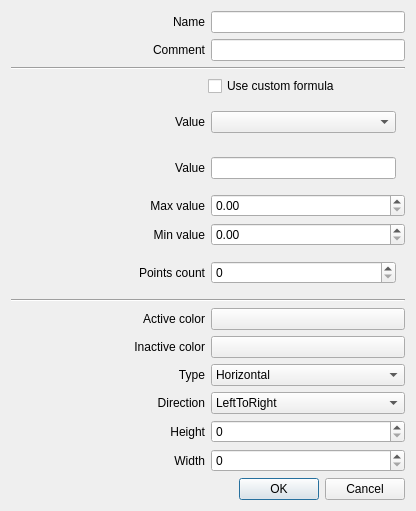
Above: sources/awesomewidgets/graphicalitem.ui from arcan1s/awesome-widgets before the change. Below: the same form after it.
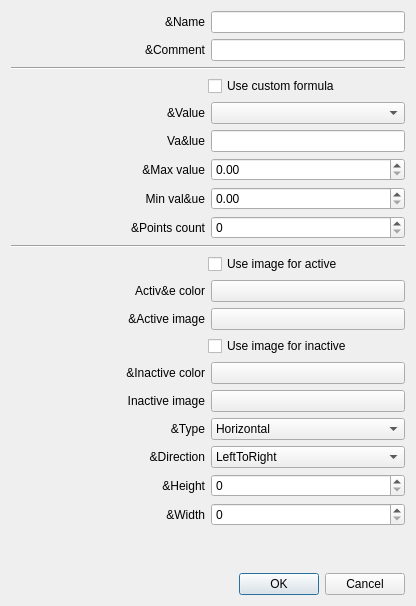
That is the form after the change.

Commit message: Start work on adding ability to use custom image for bars instead of color

Patch:
```diff
--- a/sources/awesomewidgets/graphicalitem.ui
+++ b/sources/awesomewidgets/graphicalitem.ui
@@ -7,7 +7,7 @@
     <x>0</x>
     <y>0</y>
     <width>416</width>
-    <height>481</height>
+    <height>606</height>
    </rect>
   </property>
   <property name="windowTitle">
@@ -25,7 +25,7 @@
         </sizepolicy>
        </property>
        <property name="text">
-        <string>Name</string>
+        <string>&amp;Name</string>
        </property>
        <property name="alignment">
         <set>Qt::AlignRight|Qt::AlignTrailing|Qt::AlignVCenter</set>
@@ -48,7 +48,7 @@
         </sizepolicy>
        </property>
        <property name="text">
-        <string>Comment</string>
+        <string>&amp;Comment</string>
        </property>
        <property name="alignment">
         <set>Qt::AlignRight|Qt::AlignTrailing|Qt::AlignVCenter</set>
@@ -100,10 +100,22 @@
    <item>
     <widget class="QWidget" name="widget_value" native="true">
      <layout class="QHBoxLayout" name="layout_value">
+      <property name="leftMargin">
+       <number>0</number>
+      </property>
+      <property name="topMargin">
+       <number>0</number>
+      </property>
+      <property name="rightMargin">
+       <number>0</number>
+      </property>
+      <property name="bottomMargin">
+       <number>0</number>
+      </property>
       <item>
        <widget class="QLabel" name="label_value">
         <property name="text">
-         <string>Value</string>
+         <string>&amp;Value</string>
         </property>
         <property name="alignment">
          <set>Qt::AlignRight|Qt::AlignTrailing|Qt::AlignVCenter</set>
@@ -123,6 +135,18 @@
    <item>
     <widget class="QWidget" name="widget_customValue" native="true">
      <layout class="QHBoxLayout" name="layout_customValue">
+      <property name="leftMargin">
+       <number>0</number>
+      </property>
+      <property name="topMargin">
+       <number>0</number>
+      </property>
+      <property name="rightMargin">
+       <number>0</number>
+      </property>
+      <property name="bottomMargin">
+       <number>0</number>
+      </property>
       <item>
        <widget class="QLabel" name="label_customValue">
         <property name="sizePolicy">
@@ -132,7 +156,7 @@
          </sizepolicy>
         </property>
         <property name="text">
-         <string>Value</string>
+         <string>Va&amp;lue</string>
         </property>
         <property name="alignment">
          <set>Qt::AlignRight|Qt::AlignTrailing|Qt::AlignVCenter</set>
@@ -150,7 +174,7 @@
      <item>
       <widget class="QLabel" name="label_max">
        <property name="text">
-        <string>Max value</string>
+        <string>&amp;Max value</string>
        </property>
        <property name="alignment">
         <set>Qt::AlignRight|Qt::AlignTrailing|Qt::AlignVCenter</set>
@@ -171,7 +195,7 @@
      <item>
       <widget class="QLabel" name="label_min">
        <property name="text">
-        <string>Min value</string>
+        <string>Min val&amp;ue</string>
        </property>
        <property name="alignment">
         <set>Qt::AlignRight|Qt::AlignTrailing|Qt::AlignVCenter</set>
@@ -190,10 +214,22 @@
    <item>
     <widget class="QWidget" name="widget_count" native="true">
      <layout class="QHBoxLayout" name="layout_count">
+      <property name="leftMargin">
+       <number>0</number>
+      </property>
+      <property name="topMargin">
+       <number>0</number>
+      </property>
+      <property name="rightMargin">
+       <number>0</number>
+      </property>
+      <property name="bottomMargin">
+       <number>0</number>
+      </property>
       <item>
        <widget class="QLabel" name="label_count">
         <property name="text">
-         <string>Points count</string>
+         <string>&amp;Points count</string>
         </property>
         <property name="alignment">
          <set>Qt::AlignRight|Qt::AlignTrailing|Qt::AlignVCenter</set>
@@ -221,53 +257,211 @@
     </widget>
    </item>
    <item>
-    <layout class="QHBoxLayout" name="layout_activeColor">
+    <layout class="QHBoxLayout" name="layout_activeCheck">
      <item>
-      <widget class="QLabel" name="label_activeColor">
-       <property name="text">
-        <string>Active color</string>
+      <spacer name="spacer_activeCheck">
+       <property name="orientation">
+        <enum>Qt::Horizontal</enum>
        </property>
-       <property name="alignment">
-        <set>Qt::AlignRight|Qt::AlignTrailing|Qt::AlignVCenter</set>
+       <property name="sizeHint" stdset="0">
+        <size>
+         <width>40</width>
+         <height>20</height>
+        </size>
        </property>
-      </widget>
+      </spacer>
      </item>
      <item>
-      <widget class="QPushButton" name="pushButton_activeColor">
+      <widget class="QCheckBox" name="checkBox_activeCheck">
+       <property name="sizePolicy">
+        <sizepolicy hsizetype="Expanding" vsizetype="Fixed">
+         <horstretch>0</horstretch>
+         <verstretch>0</verstretch>
+        </sizepolicy>
+       </property>
        <property name="text">
-        <string notr="true"/>
+        <string>Use image for active</string>
        </property>
       </widget>
      </item>
     </layout>
    </item>
    <item>
-    <layout class="QHBoxLayout" name="layout_inactiveColor">
+    <widget class="QWidget" name="widget_activeColor" native="true">
+     <layout class="QHBoxLayout" name="layout_activeColor">
+      <property name="leftMargin">
+       <number>0</number>
+      </property>
+      <property name="topMargin">
+       <number>0</number>
+      </property>
+      <property name="rightMargin">
+       <number>0</number>
+      </property>
+      <property name="bottomMargin">
+       <number>0</number>
+      </property>
+      <item>
+       <widget class="QLabel" name="label_activeColor">
+        <property name="text">
+         <string>Activ&amp;e color</string>
+        </property>
+        <property name="alignment">
+         <set>Qt::AlignRight|Qt::AlignTrailing|Qt::AlignVCenter</set>
+        </property>
+       </widget>
+      </item>
+      <item>
+       <widget class="QPushButton" name="pushButton_activeColor">
+        <property name="text">
+         <string notr="true"/>
+        </property>
+       </widget>
+      </item>
+     </layout>
+    </widget>
+   </item>
+   <item>
+    <widget class="QWidget" name="widget_activeImage" native="true">
+     <layout class="QHBoxLayout" name="layout_activeImage">
+      <property name="leftMargin">
+       <number>0</number>
+      </property>
+      <property name="topMargin">
+       <number>0</number>
+      </property>
+      <property name="rightMargin">
+       <number>0</number>
+      </property>
+      <property name="bottomMargin">
+       <number>0</number>
+      </property>
+      <item>
+       <widget class="QLabel" name="label_activeImage">
+        <property name="text">
+         <string>&amp;Active image</string>
+        </property>
+        <property name="alignment">
+         <set>Qt::AlignRight|Qt::AlignTrailing|Qt::AlignVCenter</set>
+        </property>
+       </widget>
+      </item>
+      <item>
+       <widget class="QPushButton" name="pushButton_activeImage">
+        <property name="text">
+         <string notr="true"/>
+        </property>
+       </widget>
+      </item>
+     </layout>
+    </widget>
+   </item>
+   <item>
+    <layout class="QHBoxLayout" name="layout_inactiveCheck">
      <item>
-      <widget class="QLabel" name="label_inactiveColor">
-       <property name="text">
-        <string>Inactive color</string>
+      <spacer name="spacer_inactiveCheck">
+       <property name="orientation">
+        <enum>Qt::Horizontal</enum>
        </property>
-       <property name="alignment">
-        <set>Qt::AlignRight|Qt::AlignTrailing|Qt::AlignVCenter</set>
+       <property name="sizeHint" stdset="0">
+        <size>
+         <width>40</width>
+         <height>20</height>
+        </size>
        </property>
-      </widget>
+      </spacer>
      </item>
      <item>
-      <widget class="QPushButton" name="pushButton_inactiveColor">
+      <widget class="QCheckBox" name="checkBox_inactiveCheck">
+       <property name="sizePolicy">
+        <sizepolicy hsizetype="Expanding" vsizetype="Fixed">
+         <horstretch>0</horstretch>
+         <verstretch>0</verstretch>
+        </sizepolicy>
+       </property>
        <property name="text">
-        <string notr="true"/>
+        <string>Use image for inactive</string>
        </property>
       </widget>
      </item>
     </layout>
    </item>
+   <item>
+    <widget class="QWidget" name="widget_inactiveColor" native="true">
+     <layout class="QHBoxLayout" name="layout_inactiveColor">
+      <property name="leftMargin">
+       <number>0</number>
+      </property>
+      <property name="topMargin">
+       <number>0</number>
+      </property>
+      <property name="rightMargin">
+       <number>0</number>
+      </property>
+      <property name="bottomMargin">
+       <number>0</number>
+      </property>
+      <item>
+       <widget class="QLabel" name="label_inactiveColor">
+        <property name="text">
+         <string>&amp;Inactive color</string>
+        </property>
+        <property name="alignment">
+         <set>Qt::AlignRight|Qt::AlignTrailing|Qt::AlignVCenter</set>
+        </property>
+       </widget>
+      </item>
+      <item>
+       <widget class="QPushButton" name="pushButton_inactiveColor">
+        <property name="text">
+         <string notr="true"/>
+        </property>
+       </widget>
+      </item>
+     </layout>
+    </widget>
+   </item>
+   <item>
+    <widget class="QWidget" name="widget_inactiveImage" native="true">
+     <layout class="QHBoxLayout" name="layout_inactiveImage">
+      <property name="leftMargin">
+       <number>0</number>
+      </property>
+      <property name="topMargin">
+       <number>0</number>
+      </property>
+      <property name="rightMargin">
+       <number>0</number>
+      </property>
+      <property name="bottomMargin">
+       <number>0</number>
+      </property>
+      <item>
+       <widget class="QLabel" name="label_inactiveImage">
+        <property name="text">
+         <string>Inactive image</string>
+        </property>
+        <property name="alignment">
+         <set>Qt::AlignRight|Qt::AlignTrailing|Qt::AlignVCenter</set>
+        </property>
+       </widget>
+      </item>
+      <item>
+       <widget class="QPushButton" name="pushButton_inactiveImage">
+        <property name="text">
+         <string notr="true"/>
+        </property>
+       </widget>
+      </item>
+     </layout>
+    </widget>
+   </item>
    <item>
     <layout class="QHBoxLayout" name="layout_type">
      <item>
       <widget class="QLabel" name="label_type">
        <property name="text">
-        <string>Type</string>
+        <string>&amp;Type</string>
        </property>
        <property name="alignment">
         <set>Qt::AlignRight|Qt::AlignTrailing|Qt::AlignVCenter</set>
@@ -305,7 +499,7 @@
      <item>
       <widget class="QLabel" name="label_direction">
        <property name="text">
-        <string>Direction</string>
+        <string>&amp;Direction</string>
        </property>
        <property name="alignment">
         <set>Qt::AlignRight|Qt::AlignTrailing|Qt::AlignVCenter</set>
@@ -333,7 +527,7 @@
      <item>
       <widget class="QLabel" name="label_height">
        <property name="text">
-        <string>Height</string>
+        <string>&amp;Height</string>
        </property>
        <property name="alignment">
         <set>Qt::AlignRight|Qt::AlignTrailing|Qt::AlignVCenter</set>
@@ -357,7 +551,7 @@
      <item>
       <widget class="QLabel" name="label_width">
        <property name="text">
-        <string>Width</string>
+        <string>&amp;Width</string>
        </property>
        <property name="alignment">
         <set>Qt::AlignRight|Qt::AlignTrailing|Qt::AlignVCenter</set>
```
The commit also changes 4 other files.
